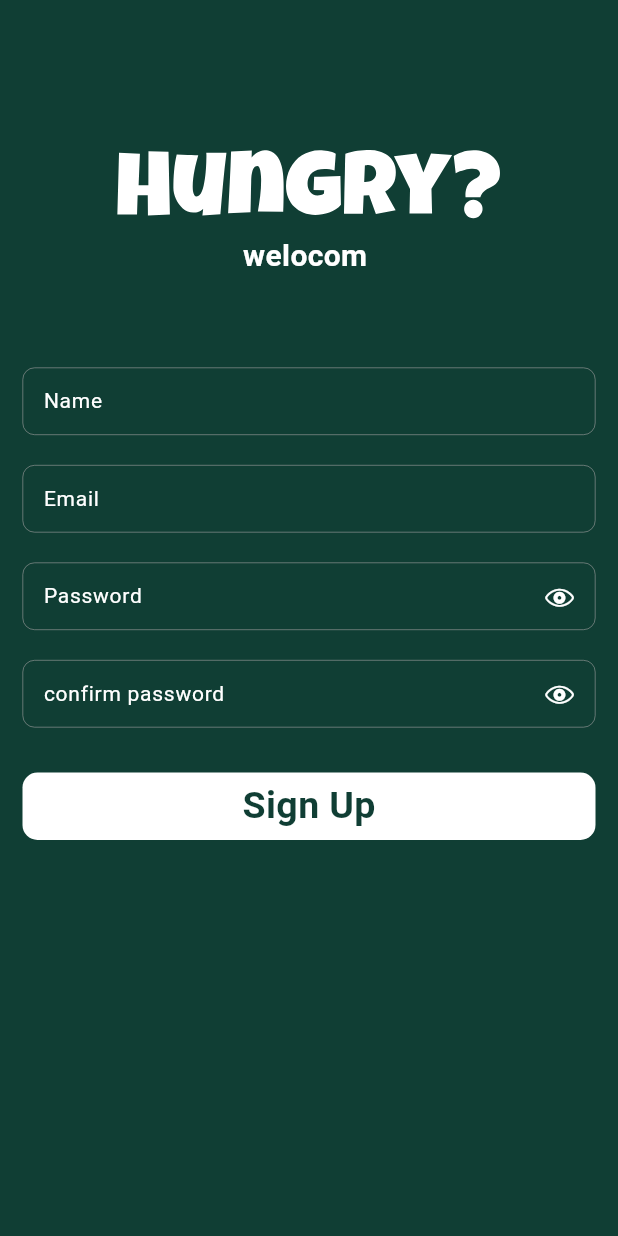
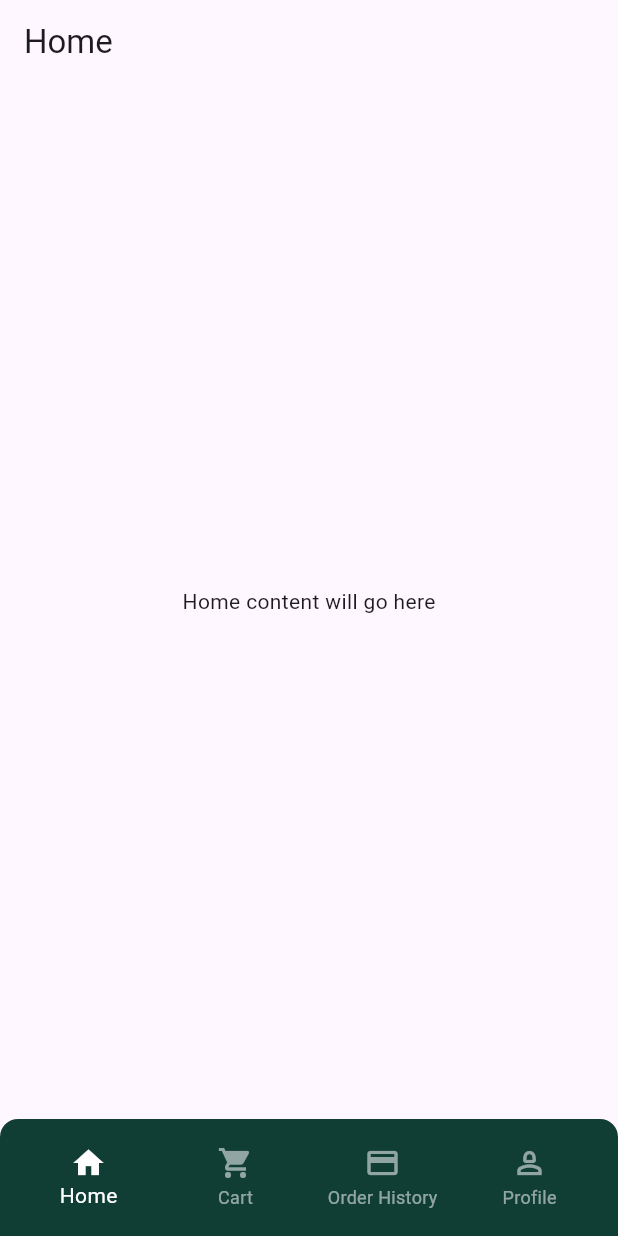
Before and after one commit to AmjadSharaf/hungry_App, a Flutter app: the screen it shows after launch, on a phone screen of 412 x 824 dp. Run offline on Flutter 3.47's test engine with Material 3 defaults, Android fonts, the phone set to English and light mode, and no system bars; our stand-ins replace flutter_svg, gap.

Commit message:
create root

```diff
--- /dev/null
+++ b/lib/features/home/views/home_view.dart
@@ -0,0 +1,17 @@
+import 'package:flutter/material.dart';
+
+class HomeView extends StatelessWidget {
+  const HomeView({super.key});
+
+  @override
+  Widget build(BuildContext context) {
+    return Scaffold(
+      appBar: AppBar(
+        title: const Text('Home'),
+      ),
+      body: const Center(
+        child: Text('Home content will go here'),
+      ),
+    );
+  }
+}
--- a/lib/main.dart
+++ b/lib/main.dart
@@ -1,6 +1,7 @@
 import 'package:flutter/material.dart';
 import 'package:hungry_app/features/auth/view/login_view.dart';
 import 'package:hungry_app/features/auth/view/signup_view.dart';
+import 'package:hungry_app/root.dart';
 
 void main() {
   runApp(const MyApp());
@@ -11,6 +12,6 @@ class MyApp extends StatelessWidget {
 
   @override
   Widget build(BuildContext context) {
-    return MaterialApp(debugShowCheckedModeBanner: false, home: SignupView());
+    return MaterialApp(debugShowCheckedModeBanner: false, home: Root());
   }
 }
--- a/lib/root.dart
+++ b/lib/root.dart
@@ -0,0 +1,79 @@
+import 'package:flutter/material.dart';
+import 'package:hungry_app/core/constants/app_colors.dart';
+import 'package:hungry_app/features/cart/cart_view.dart';
+import 'package:hungry_app/features/checkout/views/checkout_view.dart';
+import 'package:hungry_app/features/home/views/home_view.dart' show HomeView;
+import 'package:hungry_app/features/orderHistory/views/order_his_view.dart';
+
+class Root extends StatefulWidget {
+  Root({super.key});
+
+  @override
+  State<Root> createState() => _RootState();
+}
+
+class _RootState extends State<Root> {
+  late PageController pageController;
+
+  late List<Widget> _screens;
+  int currentIndex = 0;
+
+  @override
+  void initState() {
+    _screens = [HomeView(), CartView(), OrderHisView(), CheckoutView()];
+    pageController = PageController(initialPage: currentIndex);
+    super.initState();
+  }
+
+  @override
+  Widget build(BuildContext context) {
+    return Scaffold(
+      body: PageView(controller: pageController, children: _screens),
+
+      bottomNavigationBar: Container(
+        padding: EdgeInsets.all(10),
+        decoration: BoxDecoration(
+          color: AppColors.primary,
+          borderRadius: BorderRadius.only(
+            topLeft: Radius.circular(12),
+            topRight: Radius.circular(12),
+          ),
+        ),
+        child: BottomNavigationBar(
+          unselectedItemColor: Colors.white54,
+          type: BottomNavigationBarType.fixed,
+          elevation: 0,
+          backgroundColor: Colors.transparent,
+          selectedItemColor: Colors.white,
+
+          currentIndex: currentIndex,
+          onTap: (index) {
+            setState(() {
+              currentIndex = index;
+            });
+            pageController.animateToPage(
+              index,
+              duration: const Duration(milliseconds: 300),
+              curve: Curves.easeInOut,
+            );
+          },
+          items: const [
+            BottomNavigationBarItem(icon: Icon(Icons.home), label: 'Home'),
+            BottomNavigationBarItem(
+              icon: Icon(Icons.shopping_cart),
+              label: 'Cart',
+            ),
+            BottomNavigationBarItem(
+              icon: Icon(Icons.payment),
+              label: 'Order History',
+            ),
+            BottomNavigationBarItem(
+              icon: Icon(Icons.person_2_outlined),
+              label: 'Profile',
+            ),
+          ],
+        ),
+      ),
+    );
+  }
+}
```
Also changed, not shown: lib/features/cart/cart_view.dart (added, +17 -0 lines), lib/features/checkout/views/checkout_view.dart (added, +17 -0 lines), lib/features/orderHistory/views/order_his_view.dart (added, +17 -0 lines), lib/features/productDetail/views/product_det_view.dart (added, +17 -0 lines).
